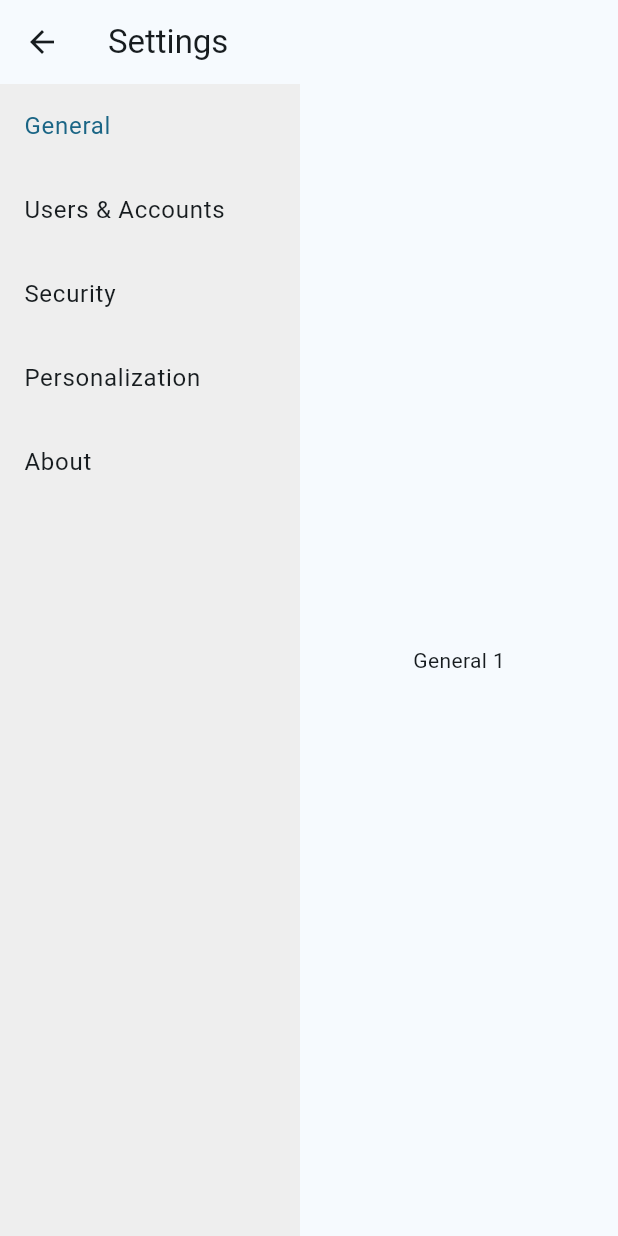
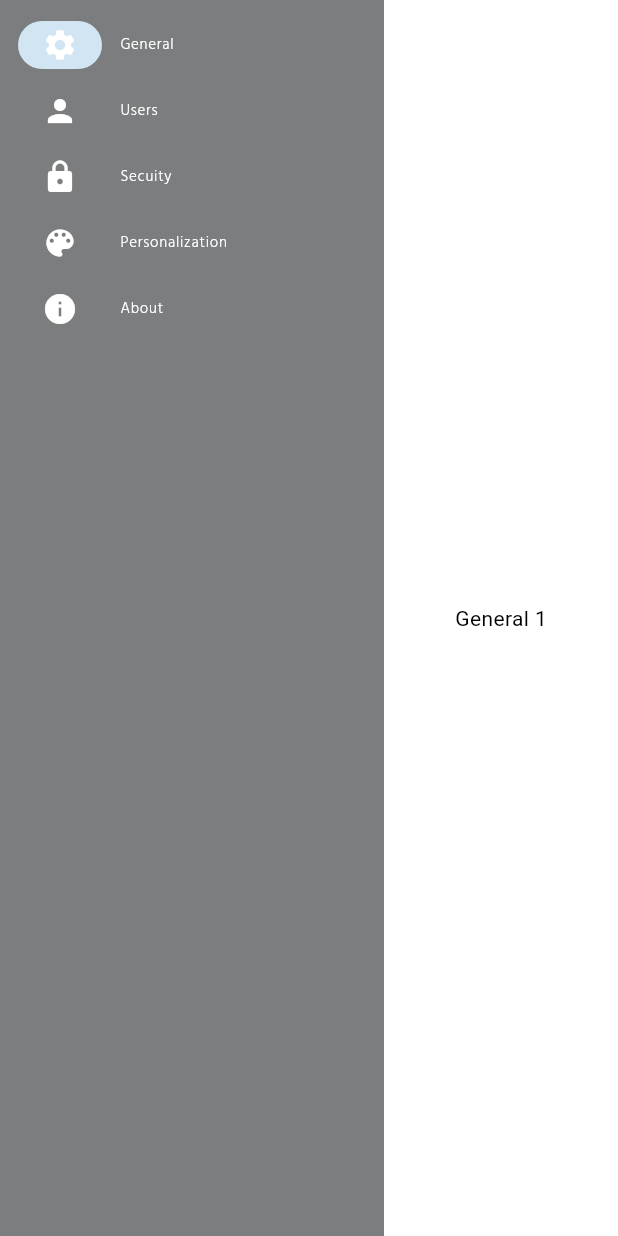
Before and after one commit to dot-eg/dotpos, a Flutter app: the SettingsPage screen opened directly, on a phone screen of 412 x 824 dp. Run offline on Flutter 3.47's test engine with Material 2 defaults, Android fonts, the light colour scheme and no system bars; our stand-ins replace firebase_auth, firebase_core; accounts and stored records are empty; network calls fail.

Commit message:
new settings page fixes

```diff
--- a/lib/settings_page.dart
+++ b/lib/settings_page.dart
@@ -1,83 +1,88 @@
 import 'package:flutter/material.dart';
+
+TextStyle settingsPageTextStyle = TextStyle(
+  fontSize: 10,
+  fontWeight: FontWeight.w200,
+  color: Colors.white,
+  fontFamily: 'Hind Kochi'
+);
 
 class SettingsPage extends StatefulWidget {
   @override
   _SettingsPageState createState() => _SettingsPageState();
+
 }
 
 class _SettingsPageState extends State<SettingsPage> {
-  int _selectedIndex = 0;
-
-  List<Widget> _subpages = [
-    General(),
-    Users(),
-    Security(),
-    Personalization(),
-    About(),
-  ];
+  var selectedIndex = 0;
 
   @override
   Widget build(BuildContext context) {
+    Widget page;
+    switch (selectedIndex) {
+      case 0:
+        page = General();
+        break;
+      case 1:
+        page = Users();
+        break;
+      case 2:
+        page = Security();
+        break;
+      case 3:
+        page = Personalization();
+        break;
+      case 4:
+        page = About();
+        break;
+      default:
+        throw UnimplementedError('no widget for $selectedIndex');
+    }
+
     return Scaffold(
-      appBar: AppBar(
-        title: Text('Settings'),
-      ),
       body: Row(
         children: [
-          SettingsNavigationBar(
-            selectedIndex: _selectedIndex,
-            onIndexChanged: (index) {
-              setState(() {
-                _selectedIndex = index;
-              });
-            },
+          SafeArea(
+            child: NavigationRail(
+              backgroundColor: Colors.black.withOpacity(0.5),
+              extended: true,
+              destinations: [
+                NavigationRailDestination(
+                  icon: Icon(Icons.settings, color: Colors.white,),
+                  label: Text('General', style: settingsPageTextStyle,),
+                ),
+                NavigationRailDestination(
+                  icon: Icon(Icons.person, color: Colors.white,),
+                  label: Text('Users', style: settingsPageTextStyle,),
+                ),
+                NavigationRailDestination(
+                  icon: Icon(Icons.lock, color: Colors.white,),
+                  label: Text('Secuity', style: settingsPageTextStyle,),
+                ),
+                NavigationRailDestination(
+                  icon: Icon(Icons.color_lens, color: Colors.white,),
+                  label: Text('Personalization', style: settingsPageTextStyle,),
+                ),
+                NavigationRailDestination(
+                  icon: Icon(Icons.info, color: Colors.white,),
+                  label: Text('About', style: settingsPageTextStyle,),
+                ),
+              ],
+              selectedIndex: selectedIndex,
+              onDestinationSelected: (value) {
+                setState(() {
+                  selectedIndex = value;
+                });
+              },
+            ),
           ),
           Expanded(
-            child: _subpages[_selectedIndex],
-          ),
-        ],
-      ),
-    );
-  }
-}
-
-class SettingsNavigationBar extends StatelessWidget {
-  final int selectedIndex;
-  final ValueChanged<int> onIndexChanged;
-
-  SettingsNavigationBar({required this.selectedIndex, required this.onIndexChanged});
-
-  @override
-  Widget build(BuildContext context) {
-    return Container(
-      width: 200,
-      color: Colors.grey[200],
-      child: ListView(
-        children: [
-          ListTile(
-            title: Text('General'),
-            selected: selectedIndex == 0,
-            onTap: () => onIndexChanged(0),
-          ),
-          ListTile(
-            title: Text('Users & Accounts'),
-            selected: selectedIndex == 1,
-            onTap: () => onIndexChanged(1),
-          ),
-          ListTile(
-            title: Text('Security'),
-            selected: selectedIndex == 2,
-            onTap: () => onIndexChanged(2),
-          ),
-          ListTile(
-            title: Text('Personalization'),
-            selected: selectedIndex == 3,
-            onTap: () => onIndexChanged(3),
-          ),
-          ListTile(
-            title: Text('About'),
-            selected: selectedIndex == 4,
-            onTap: () => onIndexChanged(4),
+              child: Container(
+                width: 1020,
+                height: 900,
+                color: Colors.white,
+                child: page,
+            ),
           ),
         ],
       ),
@@ -90,7 +95,7 @@ class General extends StatelessWidget {
   Widget build(BuildContext context) {
     return Container(
       child: Center(
-        child: Text('General 1'),
+        child: Text('General 1', style: TextStyle(color: Colors.black)),
       ),
     );
   }
@@ -101,7 +106,7 @@ class Users extends StatelessWidget {
   Widget build(BuildContext context) {
     return Container(
       child: Center(
-        child: Text('Users 2'),
+        child: Text('Users 2', style: TextStyle(color: Colors.black)),
       ),
     );
   }
@@ -112,7 +117,7 @@ class Security extends StatelessWidget {
   Widget build(BuildContext context) {
     return Container(
       child: Center(
-        child: Text('Security 3'),
+        child: Text('Security 3', style: TextStyle(color: Colors.black)),
       ),
     );
   }
@@ -123,7 +128,7 @@ class Personalization extends StatelessWidget {
   Widget build(BuildContext context) {
     return Container(
       child: Center(
-        child: Text('Personalization 4'),
+        child: Text('Personalization 4', style: TextStyle(color: Colors.black)),
       ),
     );
   }
@@ -134,7 +139,7 @@ class About extends StatelessWidget {
   Widget build(BuildContext context) {
     return Container(
       child: Center(
-        child: Text('About 5'),
+        child: Text('About 5', style: TextStyle(color: Colors.black)),
       ),
     );
   }
```
